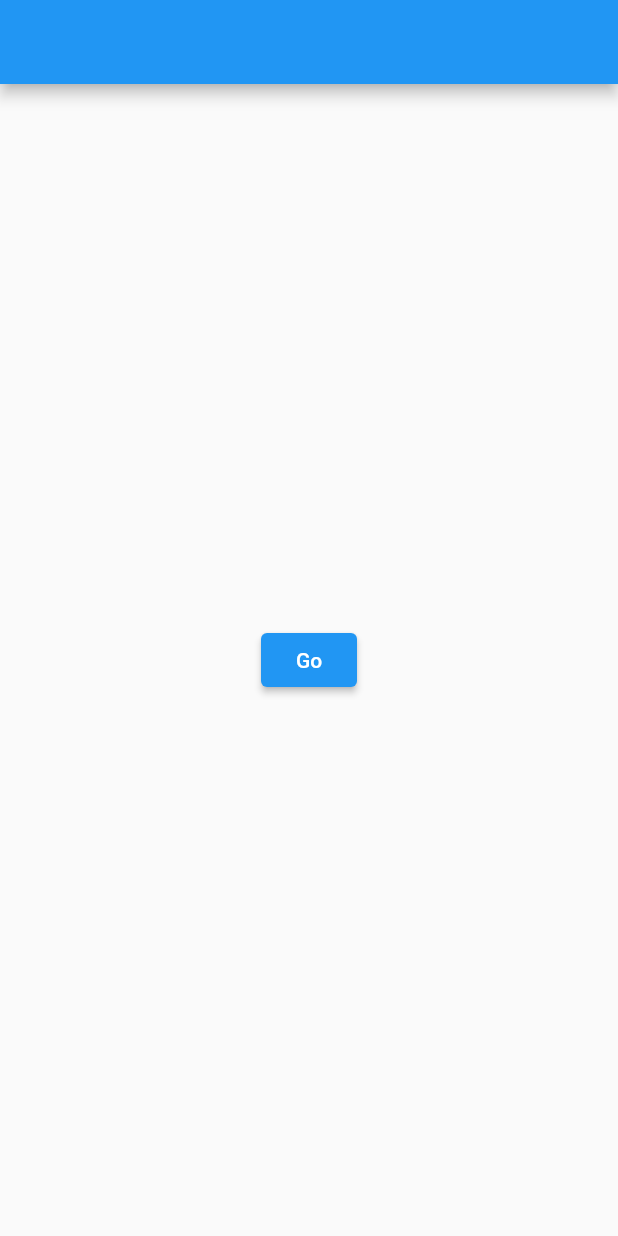
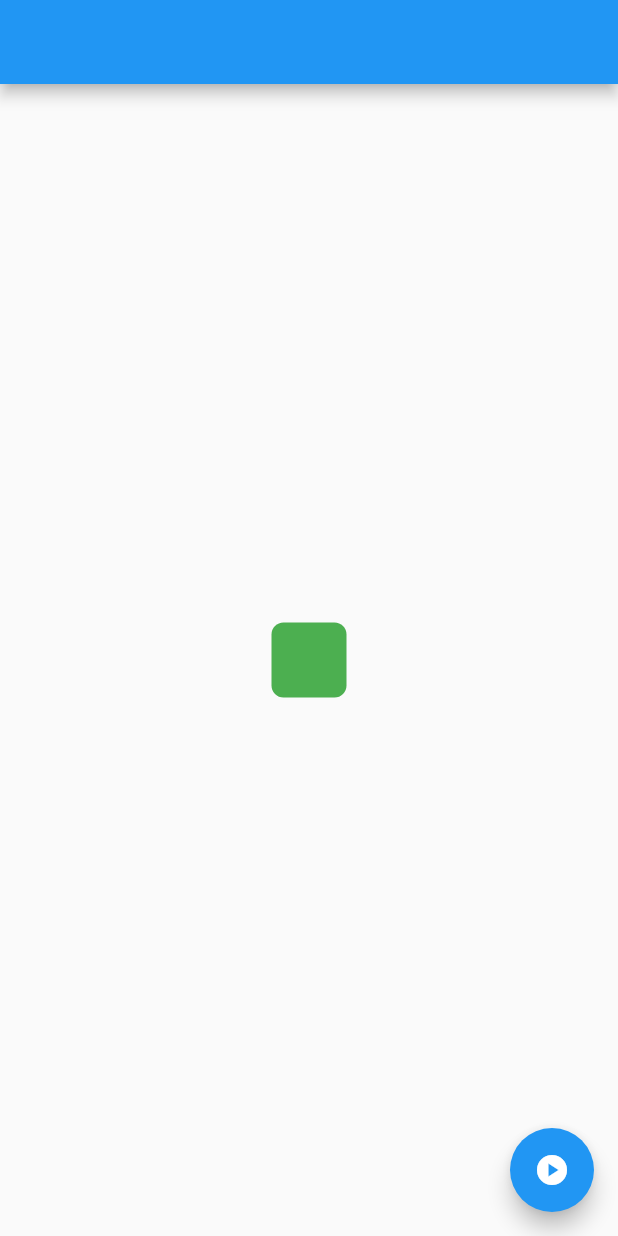
Before and after one commit to bahrie127/cookbook_flutter, a Flutter app: the screen it shows after launch, on a phone screen of 412 x 824 dp. Run offline on Flutter 3.47's test engine with Material 2 defaults, Android fonts, the light colour scheme and no system bars.

Commit message:
widget using physics and animate container - draggable widget - properties container

```diff
--- /dev/null
+++ b/lib/cookbook/animation/properties_container.dart
@@ -0,0 +1,55 @@
+import 'package:flutter/material.dart';
+import 'dart:math';
+
+class AnimatedContainerApp extends StatefulWidget {
+  const AnimatedContainerApp({Key? key}) : super(key: key);
+
+  @override
+  _AnimatedContainerAppState createState() => _AnimatedContainerAppState();
+}
+
+class _AnimatedContainerAppState extends State<AnimatedContainerApp> {
+  double _width = 50;
+  double _height = 50;
+  Color _color = Colors.green;
+  BorderRadiusGeometry _borderRadiusGeometry = BorderRadius.circular(8);
+  @override
+  Widget build(BuildContext context) {
+    return Scaffold(
+      appBar: AppBar(),
+      body: Center(
+        child: AnimatedContainer(
+          width: _width,
+          height: _height,
+          decoration: BoxDecoration(
+            color: _color,
+            borderRadius: _borderRadiusGeometry,
+          ),
+          duration: const Duration(seconds: 1),
+          curve: Curves.fastOutSlowIn,
+        ),
+      ),
+      floatingActionButton: FloatingActionButton(
+        onPressed: () {
+          setState(() {
+            final random = Random();
+
+            _width = random.nextInt(300).toDouble();
+            _height = random.nextInt(300).toDouble();
+
+            _color = Color.fromRGBO(
+              random.nextInt(256),
+              random.nextInt(256),
+              random.nextInt(256),
+              1,
+            );
+
+            _borderRadiusGeometry =
+                BorderRadius.circular(random.nextInt(100).toDouble());
+          });
+        },
+        child: const Icon(Icons.play_circle),
+      ),
+    );
+  }
+}
```
Also changed, not shown: lib/cookbook/animation/page_route_transition.dart (added, +56 -0 lines), lib/cookbook/animation/widget_using_physics_simulation.dart (added, +106 -0 lines), lib/main.dart (+5 -56 lines), 1 other file.
